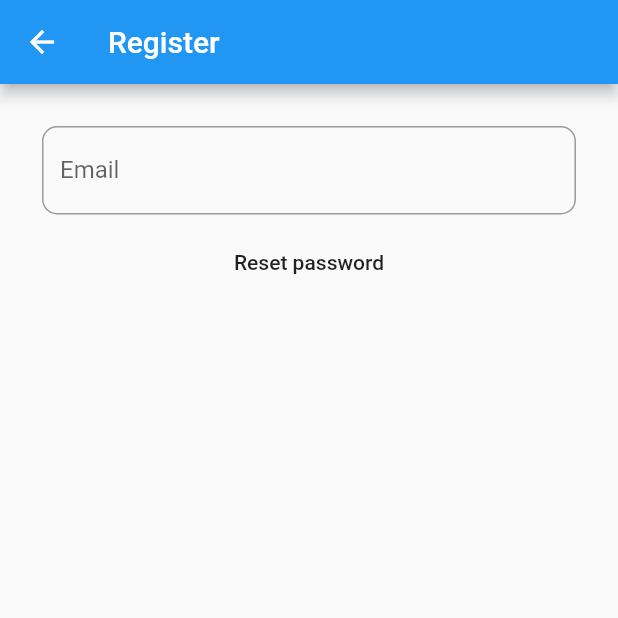
After one commit to Dudiy/DoIt, a Flutter app: the screen it shows after launch, after a tap on "Reset password", on a phone screen of 412 x 824 dp, the top half of it. The commit adds this screen. Run offline on Flutter 3.47's test engine with Material 2 defaults, Android fonts, the phone set to English and light mode, and no system bars; our stand-ins replace cached_network_image, cloud_firestore, firebase_auth, firebase_core, firebase_storage, google_sign_in and 1 more; accounts and stored records are empty; statements that could not run were skipped.

Commit message:
add reset password from login page

```diff
--- a/lib/authenticator.dart
+++ b/lib/authenticator.dart
@@ -66,16 +66,15 @@ class Authenticator {
     return user;
   }
 
-  void sendPasswordResetEmail() async {
-    final FirebaseUser currentUser = await getCurrentUser();
-    _firebaseAuth.sendPasswordResetEmail(email: currentUser.email).whenComplete(() {
+  void sendPasswordResetEmail(String email) {
+    _firebaseAuth.sendPasswordResetEmail(email: email).whenComplete(() {
       print("password reset successfully, email sent");
     });
   }
 
   Future<void> deleteUser() async {
     final FirebaseUser currentUser = await getCurrentUser();
-    await currentUser.delete().whenComplete((){
+    await currentUser.delete().whenComplete(() {
       print("user auth removed");
     });
   }
--- a/lib/data_classes/task/task_info_short.dart
+++ b/lib/data_classes/task/task_info_short.dart
@@ -74,7 +74,8 @@ class ShortTaskInfo {
 
   set endTime(DateTime value) {
     DateTime newEndTime = value;
-    if (newEndTime != null && _startTime.isAfter(newEndTime)) throw ArgumentError('End time cannot be before start time');
+    if (newEndTime != null && _startTime.isAfter(newEndTime))
+      throw ArgumentError('End time cannot be before start time');
     _endTime = value;
   }
 }
--- a/lib/data_managers/users_manager.dart
+++ b/lib/data_managers/users_manager.dart
@@ -13,6 +13,7 @@ import 'package:image_picker/image_picker.dart';
 class UsersManager {
   Firestore _firestore;
   final App app = App.instance;
+
   UsersManager(this._firestore);
 
   // [] on parameter to make them optional
--- a/lib/widgets/groups/group_details_page.dart
+++ b/lib/widgets/groups/group_details_page.dart
@@ -9,6 +9,7 @@ class GroupDetailsPage extends StatefulWidget {
   final GroupInfo groupInfo;
   final ShortUserInfo groupManager;
   final Function onGroupInfoChanged;
+
   GroupDetailsPage(this.groupInfo, this.groupManager, this.onGroupInfoChanged);
 
   @override
--- a/lib/widgets/groups/my_groups_widget.dart
+++ b/lib/widgets/groups/my_groups_widget.dart
@@ -22,6 +22,7 @@ class MyGroupsPageState extends State<MyGroupsPage> {
   final App app = App.instance;
   List<ShortGroupInfo> _myGroups;
   Widget _allTasksWidget;
+
   // for remove groups listener
   StreamSubscription<QuerySnapshot> _groupsStreamSubscription;
 
--- a/lib/widgets/groups/scoreboard_widget.dart
+++ b/lib/widgets/groups/scoreboard_widget.dart
@@ -5,6 +5,7 @@ import 'package:flutter/material.dart';
 
 class ScoreBoard extends StatefulWidget {
   final GroupInfo groupInfo;
+
   ScoreBoard(this.groupInfo);
 
   @override
@@ -24,7 +25,8 @@ class ScoreBoardState extends State<ScoreBoard> {
 
   @override
   Widget build(BuildContext context) {
-    return Column(children: _scoreBoardBody);/*[
+    return Column(children: _scoreBoardBody);
+    /*[
       Container(
         child: Padding(
           padding: const EdgeInsets.all(8.0),
--- a/lib/widgets/login/login_widget.dart
+++ b/lib/widgets/login/login_widget.dart
@@ -3,6 +3,7 @@ import 'package:do_it/app.dart';
 import 'package:do_it/authenticator.dart';
 import 'package:do_it/widgets/custom/text_field.dart';
 import 'package:do_it/widgets/login/register_widget.dart';
+import 'package:do_it/widgets/login/reset_password_page.dart';
 import 'package:flutter/material.dart';
 
 class LoginPage extends StatefulWidget {
@@ -91,6 +92,11 @@ class LoginPageState extends State<LoginPage> {
                     .of(context)
                     .push(MaterialPageRoute(builder: (context) => RegisterPage(onSignedIn: widget.onSignedIn)));
               }),
+          FlatButton(
+              child: Text("Reset password"),
+              onPressed: () {
+                Navigator.of(context).push(MaterialPageRoute(builder: (context) => ResetPasswordPage()));
+              }),
         ],
       ),
     );
--- /dev/null
+++ b/lib/widgets/login/reset_password_page.dart
@@ -0,0 +1,55 @@
+import 'dart:async';
+
+import 'package:do_it/app.dart';
+import 'package:do_it/authenticator.dart';
+import 'package:do_it/widgets/custom/text_field.dart';
+import 'package:flutter/material.dart';
+
+class ResetPasswordPage extends StatefulWidget {
+  @override
+  ResetPasswordPageState createState() {
+    return new ResetPasswordPageState();
+  }
+}
+
+class ResetPasswordPageState extends State<ResetPasswordPage> {
+  final TextEditingController _emailController = TextEditingController();
+  final _formKey = GlobalKey<FormState>();
+  final GlobalKey<ScaffoldState> _scaffoldKey = GlobalKey<ScaffoldState>();
+
+  @override
+  Widget build(BuildContext context) {
+    return Scaffold(
+      key: _scaffoldKey,
+      appBar: new AppBar(
+        title: Text("Register"),
+      ),
+      body: Container(
+        padding: EdgeInsets.all(20.0),
+        child: ListView(
+          children: <Widget>[
+            Form(
+                key: _formKey,
+                child: Column(
+                  mainAxisAlignment: MainAxisAlignment.center,
+                  children: <Widget>[
+                    DoItTextField(
+                      controller: _emailController,
+                      label: 'Email',
+                      isRequired: true,
+                      textInputType: TextInputType.emailAddress,
+                    ),
+                  ],
+                )),
+            FlatButton(
+                child: Text("Reset password"),
+                onPressed: () {
+                  App.instance.authenticator.sendPasswordResetEmail(_emailController.text);
+                  Navigator.pop(context);
+                }),
+          ],
+        ),
+      ),
+    );
+  }
+}
--- a/lib/widgets/users/user_selector.dart
+++ b/lib/widgets/users/user_selector.dart
@@ -4,7 +4,6 @@ import 'package:flutter/material.dart';
 class UserSelector extends StatefulWidget {
   final Map<String, dynamic> _initialUsersState; // userID, {'userInfo', 'isSelectd'}
   final Function _onSelectionSubmitted;
-
 
   UserSelector(this._initialUsersState, this._onSelectionSubmitted);
 
@@ -55,5 +54,4 @@ class UserSelectorState extends State<UserSelector> {
       ],
     );
   }
-
 }
--- a/lib/widgets/users/user_settings_page.dart
+++ b/lib/widgets/users/user_settings_page.dart
@@ -1,4 +1,5 @@
 import 'package:do_it/app.dart';
+import 'package:firebase_auth/firebase_auth.dart';
 import 'package:flutter/material.dart';
 //import 'package:do_it/widgets/image_picker.dart';
 
@@ -25,7 +26,8 @@ class UserSettingsPageState extends State<UserSettingsPage> {
                 child: Column(children: <Widget>[
           RaisedButton(
             onPressed: () async {
-              app.authenticator.sendPasswordResetEmail();
+              final FirebaseUser currentUser = await App.instance.authenticator.getCurrentUser();
+              app.authenticator.sendPasswordResetEmail(currentUser.email);
             },
             child: const Text('reset password'),
           ),
```
Also changed, not shown: lib/widgets/tasks/task_details_page.dart (+3 -4 lines).
